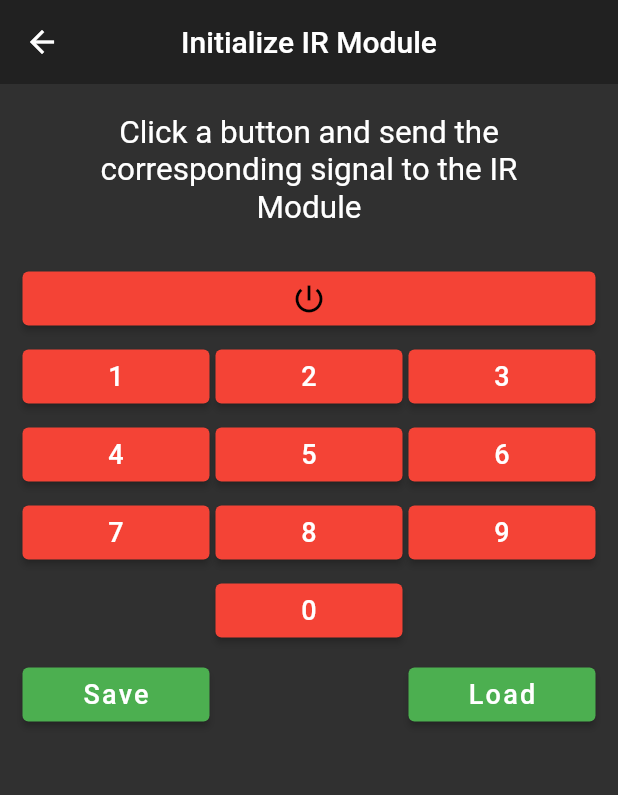
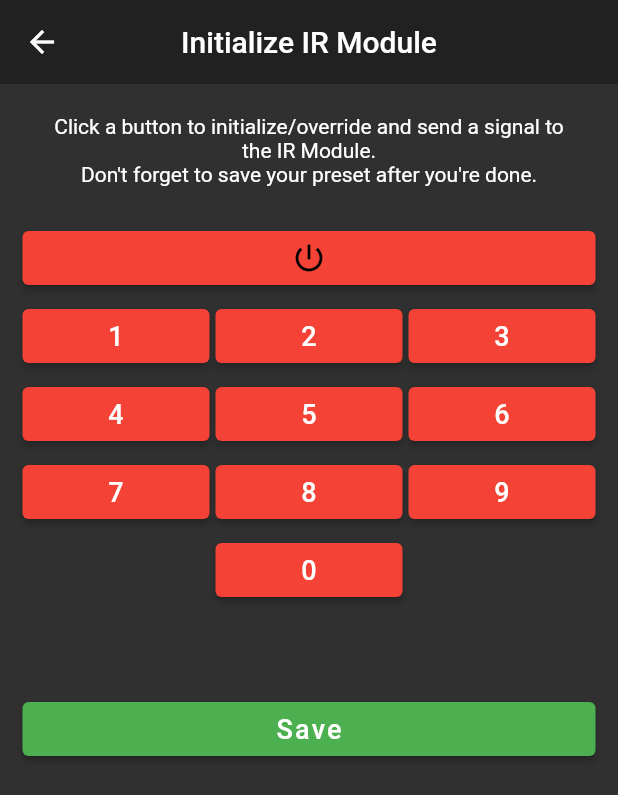
Before and after one commit to HazemIbrahim98/smart_home, a Flutter app: the InfraredPage screen opened by its route, on a phone screen of 412 x 824 dp. Shown: the top 795 px of the screen. Run offline on Flutter 3.47's test engine with Material 2 defaults, Android fonts, the phone set to English and light mode, and no system bars; our stand-ins replace date_time_picker, flutter_local_notifications, fluttertoast, google_maps_flutter; missing offline and left inert: dart:ffi, ez_mqtt_client, flutter_vlc_player, flutter_webview_plugin, google_map_location_picker; Roboto replaces fonts that are missing (OpenSans).

Commit message:
UI overhaul

```diff
--- a/lib/constats.dart
+++ b/lib/constats.dart
@@ -1,2 +1,2 @@
 final serverIP = '192.168.1.19';
-final rtspIP = 'http://192.168.1.11:8080/video';
+final rtspIP = 'http://192.168.1.12:8080/video';
--- a/lib/init_IR_page.dart
+++ b/lib/init_IR_page.dart
@@ -85,9 +85,7 @@ class _InfraredPageState extends State<InfraredPage> {
       _staggeredTiles.add(new StaggeredTile.fit(1));
     }
     _staggeredTiles.add(new StaggeredTile.fit(3));
-    _staggeredTiles.add(new StaggeredTile.fit(1));
-    _staggeredTiles.add(new StaggeredTile.fit(1));
-    _staggeredTiles.add(new StaggeredTile.fit(1));
+    _staggeredTiles.add(new StaggeredTile.fit(3));
     return _staggeredTiles;
   }
 
@@ -95,18 +93,12 @@ class _InfraredPageState extends State<InfraredPage> {
     sendMQTT('IR/Save', '1');
   }
 
-  void load() {
-    toast("LOADNG!");
-    sendMQTT('IR/Load', '1');
-  }
-
   @override
   Widget build(BuildContext context) {
     return Scaffold(
       appBar: myAppbar(context, 'Initialize IR Module'),
-      body: Padding(
+      body: StaggeredGridView.count(
           padding: const EdgeInsets.only(left: 15, right: 15),
-        child: StaggeredGridView.count(
           crossAxisCount: 3,
           mainAxisSpacing: 4.0,
           crossAxisSpacing: 4.0,
@@ -115,9 +107,8 @@ class _InfraredPageState extends State<InfraredPage> {
               padding: EdgeInsets.all(20),
               child: Center(
                   child: Text(
-                  'Click a button and send the corresponding signal to the IR Module',
+                "Click a button to initialize/override and send a signal to the IR Module.\nDon't forget to save your preset after you're done.",
                 textAlign: TextAlign.center,
-                  textScaleFactor: 1.5,
               )),
             ),
             myIRInitButton(context, 'Power', myarr[0], onButtonPressed, 0),
@@ -126,13 +117,10 @@ class _InfraredPageState extends State<InfraredPage> {
                   context, i.toString(), myarr[i], onButtonPressed, i),
             SizedBox(), //Gap to center 0
             myIRInitButton(context, '0', myarr[10], onButtonPressed, 10),
-              SizedBox(), //Gap After 0
+            SizedBox(height: 50), //Gap After 0
             myButton(context, "Save", save),
-              SizedBox(), //Gap Between buttons
-              myButton(context, "Load", load),
           ],
           staggeredTiles: generateRandomTiles()),
-      ),
     );
   }
 }
--- a/lib/main.dart
+++ b/lib/main.dart
@@ -1,5 +1,6 @@
 import 'package:flutter/material.dart';
 import 'package:smart_home/curtains_page.dart';
+import 'package:smart_home/ir_Page.dart';
 import 'package:smart_home/person.dart';
 import 'package:smart_home/door_page.dart';
 import 'package:smart_home/my_reused_widgets.dart';
@@ -59,6 +60,7 @@ class MyApp extends StatelessWidget {
         'Door Page': (context) => SafeArea(child: DoorPage()),
         'Curtains Page': (context) => SafeArea(child: CurtainsPage()),
         'Person Page': (context) => SafeArea(child: PersonPage()),
+        'IR Page': (context) => SafeArea(child: IrPage()),
       },
       home: HomePage(),
     );
--- a/lib/remote_page.dart
+++ b/lib/remote_page.dart
@@ -57,9 +57,8 @@ class _RemotePageState extends State<RemotePage> {
   Widget build(BuildContext context) {
     return Scaffold(
       appBar: myAppbar(context, 'Send IR Signal'),
-      body: Padding(
+      body: StaggeredGridView.count(
           padding: const EdgeInsets.only(left: 15, right: 15),
-        child: StaggeredGridView.count(
           crossAxisCount: 3,
           mainAxisSpacing: 4.0,
           crossAxisSpacing: 4.0,
@@ -68,9 +67,8 @@ class _RemotePageState extends State<RemotePage> {
               padding: EdgeInsets.all(20),
               child: Center(
                   child: Text(
-                  'Click a button to send to the reciever',
+                'Click a button to emulate your actual remote.',
                 textAlign: TextAlign.center,
-                  textScaleFactor: 1.5,
               )),
             ),
             myIRSendButton(context, 'Power', onButtonPressed, 0),
@@ -80,7 +78,6 @@ class _RemotePageState extends State<RemotePage> {
             myIRSendButton(context, '0', onButtonPressed, 10),
           ],
           staggeredTiles: generateRandomTiles()),
-      ),
     );
   }
 }
```
Also changed, not shown: lib/curtains_page.dart (+9 -2 lines), lib/door_page.dart (+11 -10 lines), lib/dynamic_alarm_page.dart (+7 -1 lines), lib/home_page.dart (+2 -9 lines), lib/ir_Page.dart (added, +33 -0 lines), lib/person.dart (+10 -7 lines). Lines whose indentation alone changed are shown as unchanged.
